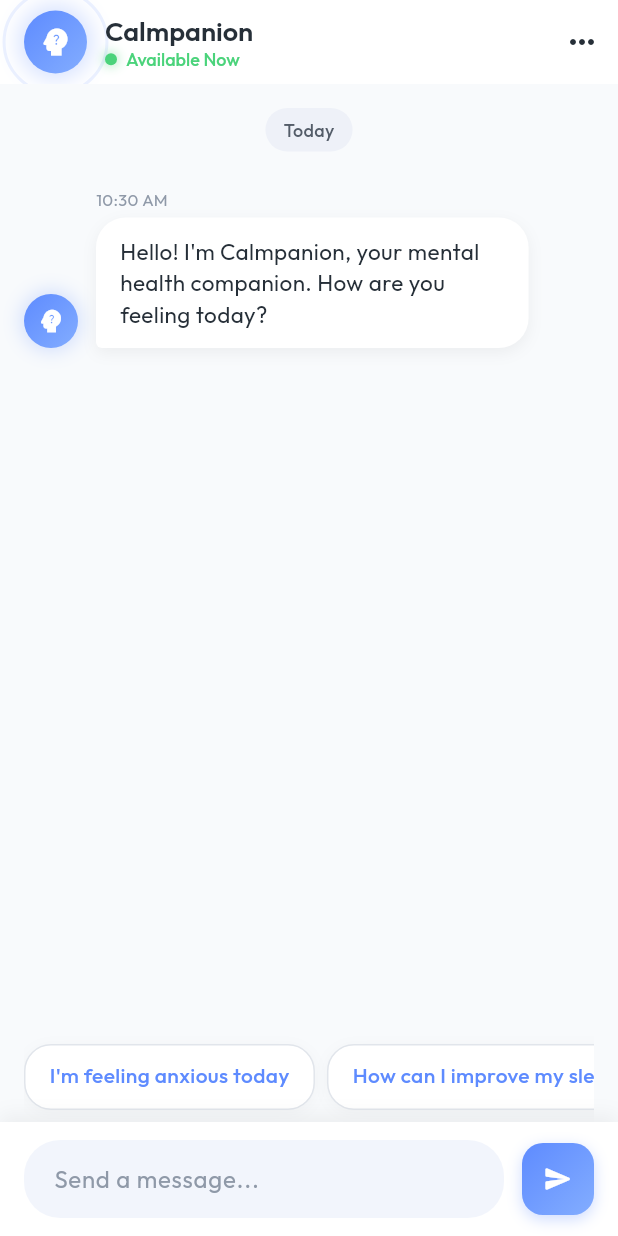
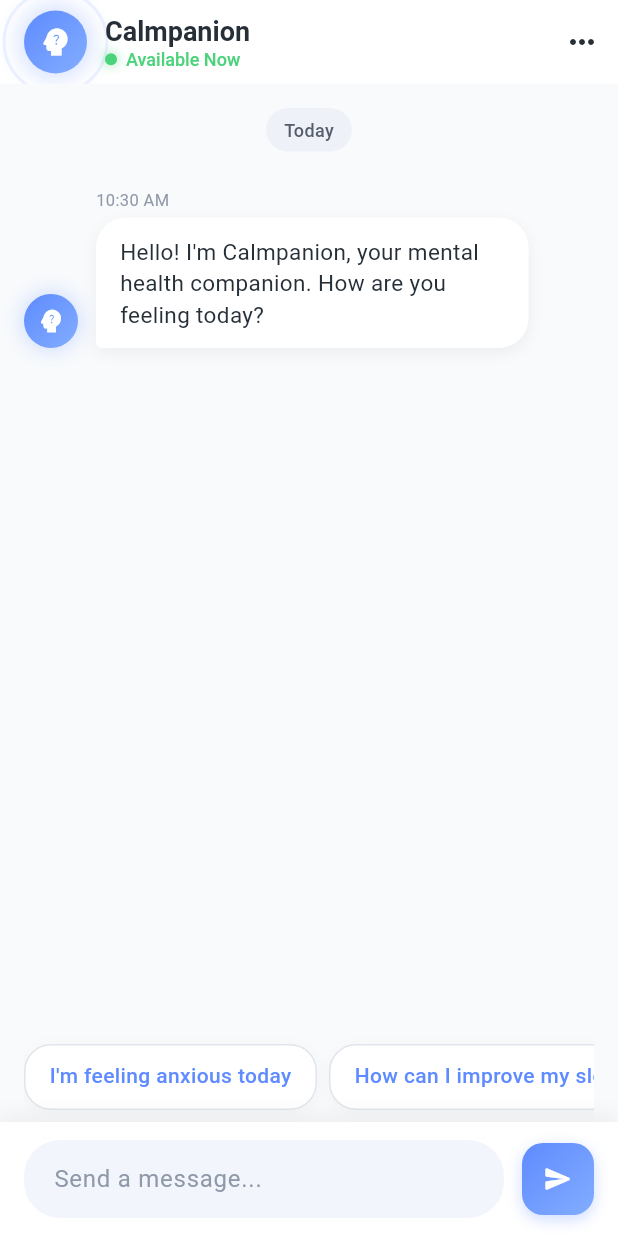
Before and after one commit to RkTushar/Calmpanion---Mobile-App, a Flutter app: the screen it shows after launch, on a phone screen of 412 x 824 dp. Run offline on Flutter 3.47's test engine with Material 3 defaults, Android fonts, the phone set to English and light mode, and no system bars.

Commit message:
cleaned codes

```diff
--- a/calmpanion_app/lib/screens/chat_screen.dart
+++ b/calmpanion_app/lib/screens/chat_screen.dart
@@ -1,6 +1,5 @@
 import 'package:flutter/material.dart';
 import '../services/chat_service.dart';
-import 'package:google_fonts/google_fonts.dart';
 import 'dart:ui';
 
 class ChatScreen extends StatefulWidget {
@@ -44,7 +43,6 @@ class _ChatScreenState extends State<ChatScreen>
       ),
     );
 
-    // Add a short delay before animating to the bottom
     Future.delayed(const Duration(milliseconds: 500), _scrollToBottom);
   }
 
@@ -68,9 +66,7 @@ class _ChatScreenState extends State<ChatScreen>
     _scrollToBottom();
 
     try {
-      // Simulate network delay for better UX
       await Future.delayed(const Duration(milliseconds: 800));
-
       final response = await _chatService.sendMessage(text);
       setState(() {
         _messages.add(
@@ -85,7 +81,6 @@ class _ChatScreenState extends State<ChatScreen>
         _isLoading = false;
       });
 
-      // Mark the message as read after a short delay
       Future.delayed(const Duration(seconds: 1), () {
         if (mounted) {
           setState(() {
@@ -195,7 +190,7 @@ class _ChatScreenState extends State<ChatScreen>
               children: [
                 Text(
                   'Calmpanion',
-                  style: GoogleFonts.outfit(
+                  style: TextStyle(
                     color: const Color(0xFF262F38),
                     fontSize: 18,
                     fontWeight: FontWeight.w600,
@@ -227,7 +222,7 @@ class _ChatScreenState extends State<ChatScreen>
                     const SizedBox(width: 6),
                     Text(
                       'Available Now',
-                      style: GoogleFonts.outfit(
+                      style: TextStyle(
                         color: const Color(0xFF4BD37B),
                         fontSize: 12,
                         fontWeight: FontWeight.w500,
@@ -281,7 +276,7 @@ class _ChatScreenState extends State<ChatScreen>
                           ),
                           title: Text(
                             'Clear Chat',
-                            style: GoogleFonts.outfit(
+                            style: TextStyle(
                               fontWeight: FontWeight.w500,
                               fontSize: 16,
                             ),
@@ -316,7 +311,7 @@ class _ChatScreenState extends State<ChatScreen>
                           ),
                           title: Text(
                             'About',
-                            style: GoogleFonts.outfit(
+                            style: TextStyle(
                               fontWeight: FontWeight.w500,
                               fontSize: 16,
                             ),
@@ -361,7 +356,7 @@ class _ChatScreenState extends State<ChatScreen>
                                         const SizedBox(height: 16),
                                         Text(
                                           'About Calmpanion',
-                                          style: GoogleFonts.outfit(
+                                          style: TextStyle(
                                             fontWeight: FontWeight.w600,
                                             fontSize: 20,
                                           ),
@@ -370,7 +365,7 @@ class _ChatScreenState extends State<ChatScreen>
                                         Text(
                                           'Calmpanion is your AI-powered mental health companion, designed to provide support, guidance, and coping strategies through meaningful conversation.',
                                           textAlign: TextAlign.center,
-                                          style: GoogleFonts.outfit(
+                                          style: TextStyle(
                                             fontSize: 15,
                                             color: const Color(0xFF545D69),
                                             height: 1.5,
@@ -396,7 +391,7 @@ class _ChatScreenState extends State<ChatScreen>
                                           ),
                                           child: Text(
                                             'Close',
-                                            style: GoogleFonts.outfit(
+                                            style: TextStyle(
                                               fontWeight: FontWeight.w500,
                                               fontSize: 16,
                                             ),
@@ -422,7 +417,6 @@ class _ChatScreenState extends State<ChatScreen>
       ),
       body: Column(
         children: [
-          // Date indicator
           Container(
             margin: const EdgeInsets.symmetric(vertical: 16),
             padding: const EdgeInsets.symmetric(horizontal: 12, vertical: 6),
@@ -432,7 +426,7 @@ class _ChatScreenState extends State<ChatScreen>
             ),
             child: Text(
               'Today',
-              style: GoogleFonts.outfit(
+              style: TextStyle(
                 color: const Color(0xFF545D69),
                 fontSize: 12,
                 fontWeight: FontWeight.w500,
@@ -475,7 +469,7 @@ class _ChatScreenState extends State<ChatScreen>
                         ),
                         child: Text(
                           _getFormattedTime(message.timestamp),
-                          style: GoogleFonts.outfit(
+                          style: TextStyle(
                             color: const Color(0xFF8F99A8),
                             fontSize: 11,
                             fontWeight: FontWeight.w400,
@@ -489,8 +483,6 @@ class _ChatScreenState extends State<ChatScreen>
               },
             ),
           ),
-
-          // Quick prompts row
           AnimatedSize(
             duration: const Duration(milliseconds: 300),
             child: _showQuickPrompts
@@ -524,7 +516,7 @@ class _ChatScreenState extends State<ChatScreen>
                               ),
                               child: Text(
                                 _quickPrompts[index],
-                                style: GoogleFonts.outfit(
+                                style: TextStyle(
                                   color: const Color(0xFF5E8BFF),
                                   fontWeight: FontWeight.w500,
                                 ),
@@ -537,8 +529,6 @@ class _ChatScreenState extends State<ChatScreen>
                   )
                 : const SizedBox(height: 0),
           ),
-
-          // Chat input area
           Container(
             decoration: BoxDecoration(
               color: Colors.white,
@@ -554,7 +544,6 @@ class _ChatScreenState extends State<ChatScreen>
             child: SafeArea(
               child: Row(
                 children: [
-                  // Text input field
                   Expanded(
                     child: Container(
                       decoration: BoxDecoration(
@@ -565,7 +554,7 @@ class _ChatScreenState extends State<ChatScreen>
                         controller: _messageController,
                         decoration: InputDecoration(
                           hintText: 'Send a message...',
-                          hintStyle: GoogleFonts.outfit(
+                          hintStyle: TextStyle(
                             color: const Color(0xFF8F99A8),
                           ),
                           border: InputBorder.none,
@@ -574,7 +563,7 @@ class _ChatScreenState extends State<ChatScreen>
                             vertical: 14,
                           ),
                         ),
-                        style: GoogleFonts.outfit(
+                        style: TextStyle(
                           fontSize: 16,
                         ),
                         maxLines: 3,
@@ -585,8 +574,6 @@ class _ChatScreenState extends State<ChatScreen>
                     ),
                   ),
                   const SizedBox(width: 12),
-
-                  // Send button
                   GestureDetector(
                     onTap: () => _handleSubmitted(_messageController.text),
                     child: AnimatedContainer(
@@ -740,7 +727,7 @@ class MessageBubble extends StatelessWidget {
               ),
               child: Text(
                 message.text,
-                style: GoogleFonts.outfit(
+                style: TextStyle(
                   color:
                       message.isUser ? Colors.white : const Color(0xFF262F38),
                   fontSize: 15,
--- a/calmpanion_app/pubspec.yaml
+++ b/calmpanion_app/pubspec.yaml
@@ -13,7 +13,6 @@ dependencies:
   flutter:
     sdk: flutter
   cupertino_icons: ^1.0.2
-  google_fonts: ^6.2.0
   http: ^1.1.0
   flutter_svg: ^2.0.9
   lottie: ^2.7.0
```
Also changed, not shown: calmpanion_app/pubspec.lock, 1 other file.
